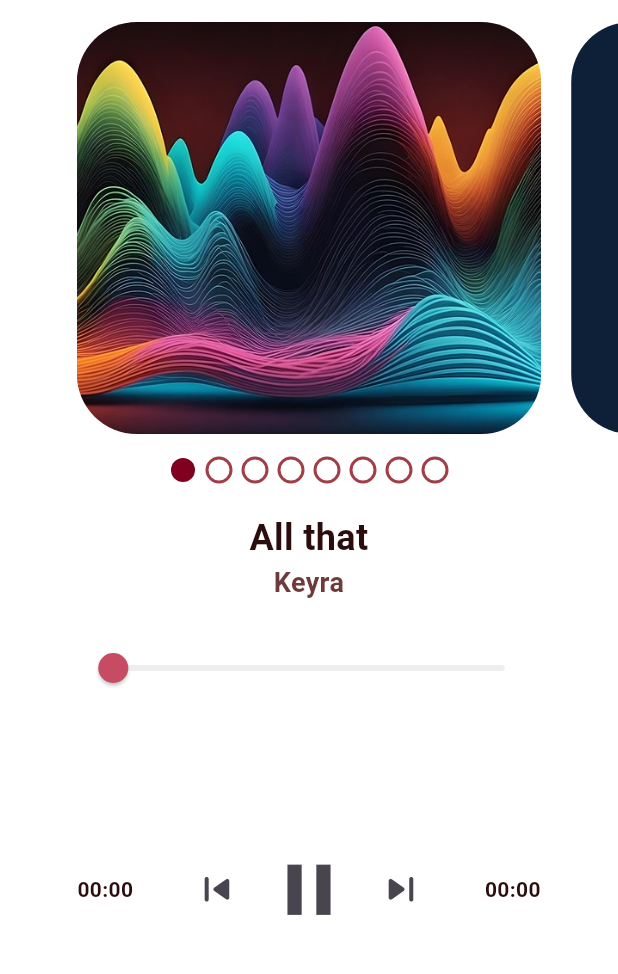
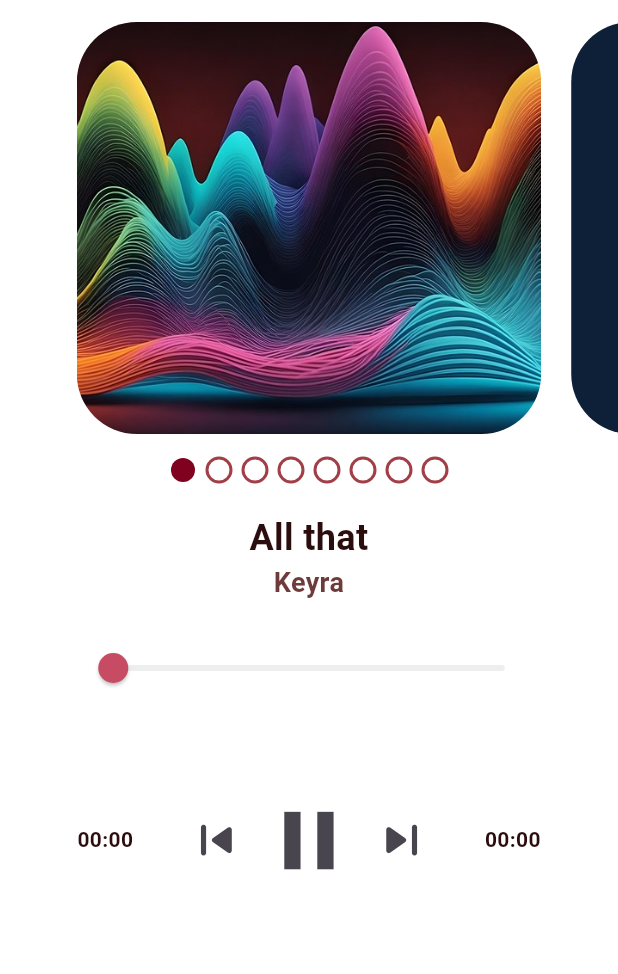
Before and after one commit to gael-rdrgz/playpoor, a Flutter app: the screen it shows after launch, after a tap on the "skip previous" icon, after a tap on the "pause" icon, after a tap on the "skip next" icon, on a phone screen of 412 x 824 dp, the part 68-1042 px from its top. Run offline on Flutter 3.47's test engine with Material 3 defaults, Android fonts, the phone set to English and light mode, and no system bars; drawn by our look-alikes of flutter_slider_drawer, percent_indicator, smooth_page_indicator; our stand-ins replace audioplayers, equatable, flutter_bloc; Roboto replaces fonts that are missing (DMSerif); project files that could hold a hidden picture were left out.

Commit message:
cambio de estructura en la botonera

```diff
--- a/lib/views/botonera.dart
+++ b/lib/views/botonera.dart
@@ -21,7 +21,7 @@ class Botonera extends StatelessWidget {
   Widget build(BuildContext context) {
     final screenW = MediaQuery.of(context).size.width;
     final screenH = MediaQuery.of(context).size.height;
-    final double porcentaje = .08;
+    final double porcentaje = .10;
 
     return BlocBuilder<PlayerBloc, PlayState>(
       builder: (context, state) {
@@ -39,7 +39,9 @@ class Botonera extends StatelessWidget {
         return SizedBox(
           width: screenW * .75,
           height: screenH * .3,
-          child: Row(
+          child: Column(
+            children: [
+              Row(
                 mainAxisAlignment: MainAxisAlignment.spaceBetween,
                 children: <Widget>[
                   Text(
@@ -58,30 +60,51 @@ class Botonera extends StatelessWidget {
                     radius: screenW * .22,
                     lineWidth: 4,
                     percent: progress.clamp(0.0, 1.0),
-                center: FittedBox(
+                    center: SizedBox(
+                      width: screenW * .44,
+
                       child: Row(
-                    mainAxisAlignment: MainAxisAlignment.spaceBetween,
+                        mainAxisAlignment: MainAxisAlignment.spaceEvenly,
+                        mainAxisSize: MainAxisSize.min,
                         children: <Widget>[
                           IconButton(
-                        iconSize: screenW * porcentaje,
+                            iconSize: screenW * .10,
+                            padding: EdgeInsets.zero,
+                            constraints: BoxConstraints(),
                             onPressed: () {
-                          context.read<PlayerBloc>().add(PrevEvent());
+                              final bloc = context.read<PlayerBloc>();
+                              if (bloc.state is! LoadingState) {
+                                bloc.add(PrevEvent());
+                              }
                             },
                             icon: Icon(Icons.skip_previous_rounded),
                           ),
                           IconButton(
-                        iconSize: screenW * porcentaje * 1.75,
+                            iconSize: screenW * porcentaje * 1.6,
+                            padding: EdgeInsets.zero,
+                            constraints: BoxConstraints(),
                             onPressed: () {
-                          context.read<PlayerBloc>().add(PlayPauseEvent());
+                              final bloc = context.read<PlayerBloc>();
+                              if (bloc.state is! LoadingState) {
+                                // verificacion
+                                bloc.add(PlayPauseEvent());
+                              }
                             },
                             icon: Icon(
-                          isPlaying ? Icons.pause : Icons.play_arrow_rounded,
+                              isPlaying
+                                  ? Icons.pause
+                                  : Icons.play_arrow_rounded,
                             ),
                           ),
                           IconButton(
-                        iconSize: screenW * porcentaje,
+                            iconSize: screenW * .10,
+                            padding: EdgeInsets.zero,
+                            constraints: BoxConstraints(),
                             onPressed: () {
-                          context.read<PlayerBloc>().add(NextEvent());
+                              final bloc = context.read<PlayerBloc>();
+                              if (bloc.state is! LoadingState) {
+                                bloc.add(NextEvent());
+                              }
                             },
                             icon: Icon(Icons.skip_next_rounded),
                           ),
@@ -99,6 +122,8 @@ class Botonera extends StatelessWidget {
                   ),
                 ],
               ),
+            ],
+          ),
         );
       },
     );
```
Lines whose indentation alone changed are shown as unchanged.
